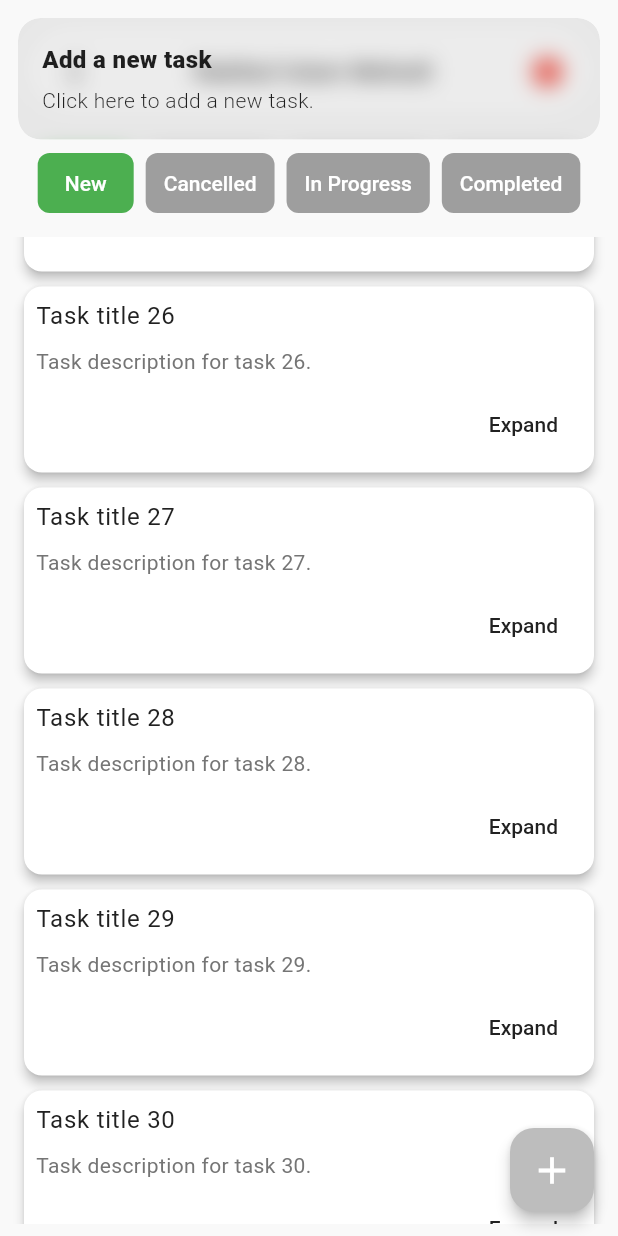
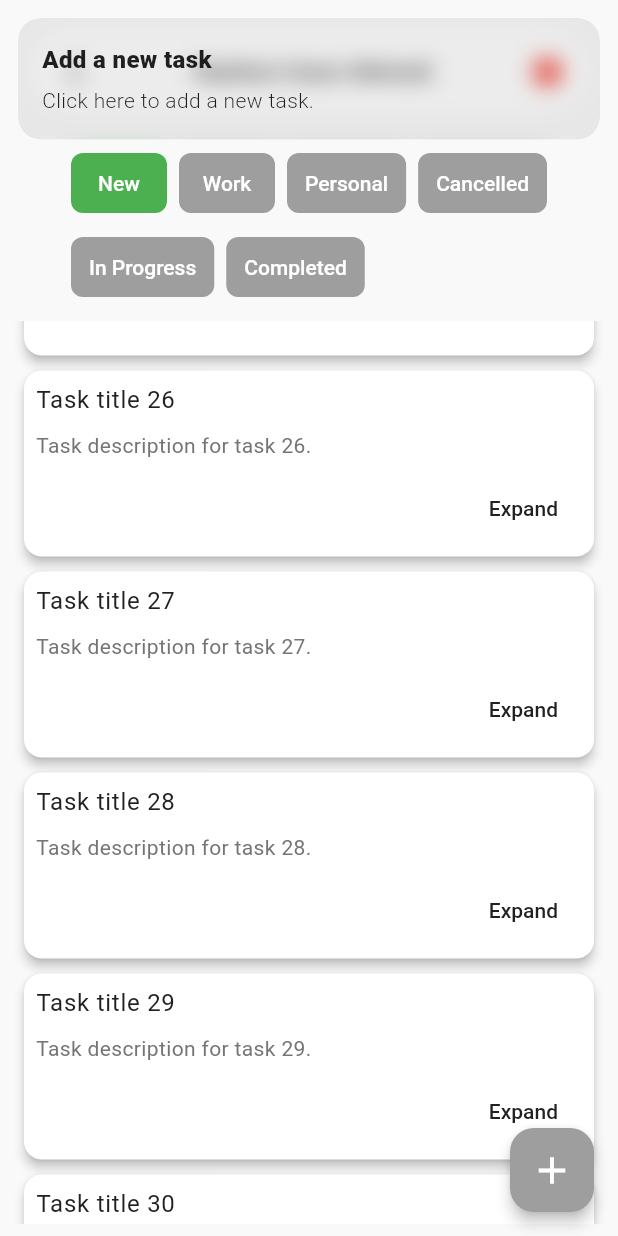
Before and after one commit to MehedisGits/Taskly, a Flutter app: the screen it shows after launch, scrolled down 3456 dp, after a tap on the "add" icon, on a phone screen of 412 x 824 dp. Run offline on Flutter 3.47's test engine with Material 3 defaults, Android fonts, the phone set to English and light mode, and no system bars; our stand-ins replace get; network calls fail.

Commit message:
Task Manager App

```diff
--- a/lib/views/dashboard.dart
+++ b/lib/views/dashboard.dart
@@ -28,7 +28,10 @@ class DashboardScreen extends StatelessWidget {
           Get.snackbar('Add a new task', 'Click here to add a new task.',
               margin: const EdgeInsets.all(12));
         },
-        backgroundColor: Colors.grey[400],
+        backgroundColor: Colors.grey,
+        focusColor: Colors.green,
+        hoverColor: Colors.green,
+        focusElevation: 5,
         child: Icon(
           Icons.add,
           size: isMobile
@@ -54,7 +57,8 @@ class DashboardScreen extends StatelessWidget {
                   ),
                   const SizedBox(height: 10),
                   // Responsive Task Category Buttons
-                  buildTaskCategoryButtons(newCount, isMobile, isTablet, isDesktop),
+                  buildTaskCategoryButtons(
+                      newCount, isMobile, isTablet, isDesktop),
                   const SizedBox(height: 12),
                   // Task List View
                   Expanded(
@@ -81,14 +85,19 @@ class DashboardScreen extends StatelessWidget {
   /// Builds a responsive row of task category buttons
   Widget buildTaskCategoryButtons(
       String newCount, bool isMobile, bool isTablet, bool isDesktop) {
-    List<String> categories = ['New', 'Cancelled', 'In Progress', 'Completed'];
-
+    List<String> categories = [
+      'New',
+      'Work',
+      'Personal',
+      'Cancelled',
+      'In Progress',
+      'Completed'
+    ];
     return Obx(() => Wrap(
           spacing: 8,
           runSpacing: 8,
-      alignment: isDesktop
-          ? WrapAlignment.center
-          : WrapAlignment.start, // Center on desktop, left-aligned otherwise
+          alignment: isDesktop ? WrapAlignment.center : WrapAlignment.start,
+          // Center on desktop, left-aligned otherwise
           children: List.generate(categories.length, (index) {
             return buildCategoryButton(categories[index], index, isMobile);
           }),
@@ -102,9 +111,8 @@ class DashboardScreen extends StatelessWidget {
         selectedCategoryIndex.value = index; // Update selected index
       },
       style: TextButton.styleFrom(
-        backgroundColor: selectedCategoryIndex.value == index
-            ? Colors.green
-            : Colors.grey,
+        backgroundColor:
+            selectedCategoryIndex.value == index ? Colors.green : Colors.grey,
         padding: EdgeInsets.symmetric(
           horizontal: isMobile ? 12 : 16,
           vertical: isMobile ? 8 : 12,
```
Lines whose indentation alone changed are shown as unchanged.
